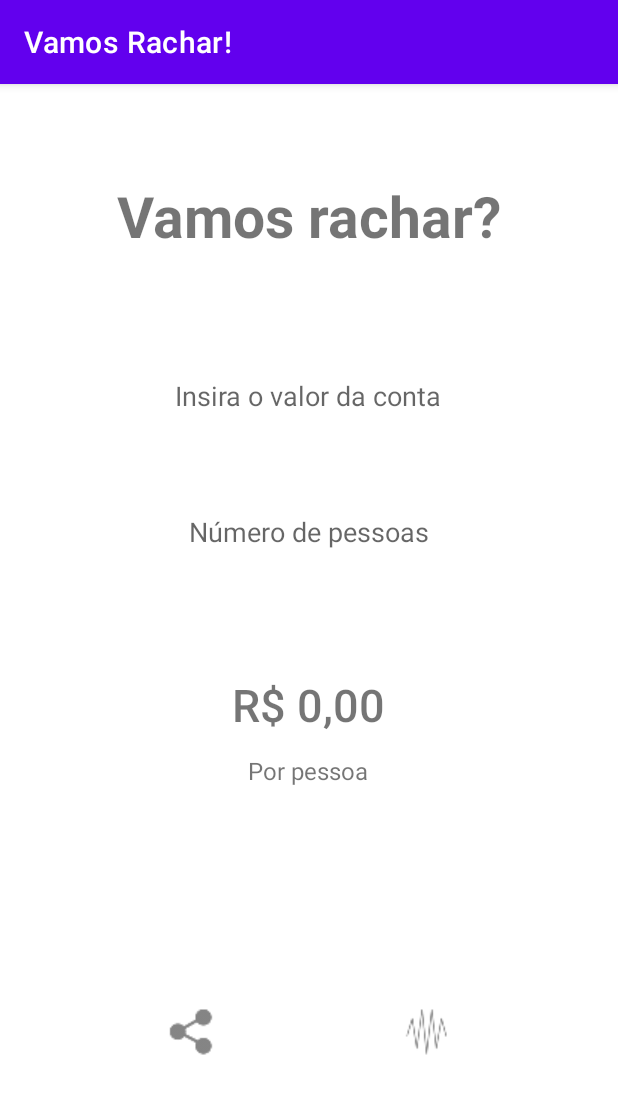
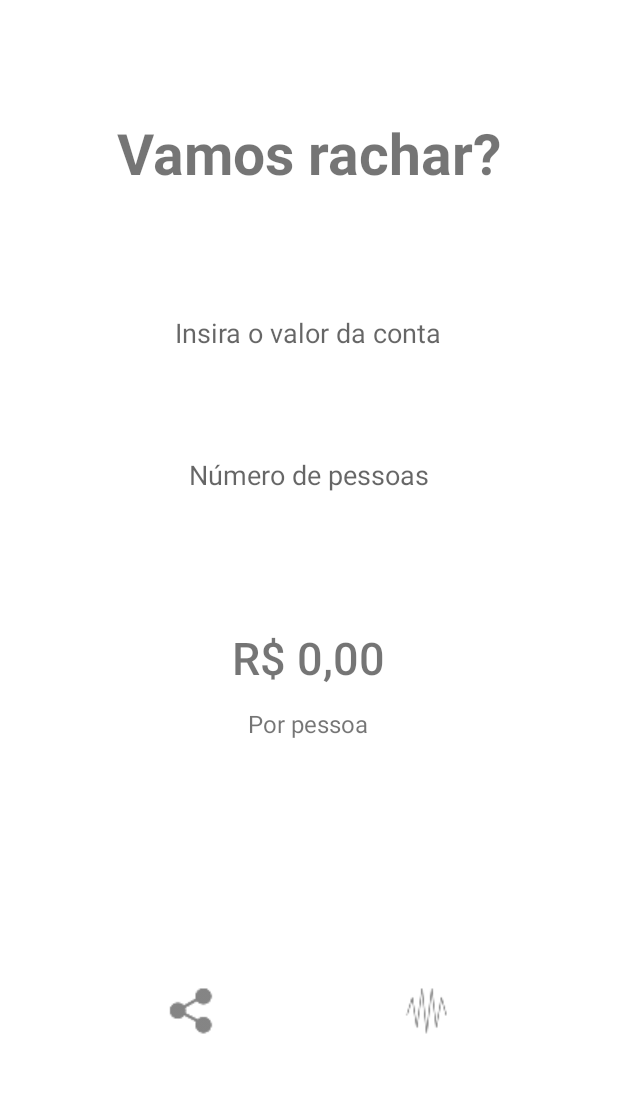
Before and after one commit to MauroV27/apps-android, an Android app: the screen it shows after launch (MainActivity), on a phone screen of 412 x 824 dp. Shown: the top 1094 px of the screen. Run offline under Robolectric (Android 15) with nearby library versions, the phone set to English and light mode, and no system bars.

Commit message:
Remoção da ActionBar nos temas.

```diff
--- a/VamosRachar/app/src/main/res/values-night/themes.xml
+++ b/VamosRachar/app/src/main/res/values-night/themes.xml
@@ -1,6 +1,6 @@
 <resources xmlns:tools="http://schemas.android.com/tools">
     <!-- Base application theme. -->
-    <style name="Theme.ConstraintLayout" parent="Theme.MaterialComponents.DayNight.DarkActionBar">
+    <style name="Theme.ConstraintLayout" parent="Theme.MaterialComponents.DayNight.NoActionBar">
         <!-- Primary brand color. -->
         <item name="colorPrimary">@color/purple_200</item>
         <item name="colorPrimaryVariant">@color/purple_700</item>
--- a/VamosRachar/app/src/main/res/values/themes.xml
+++ b/VamosRachar/app/src/main/res/values/themes.xml
@@ -1,6 +1,6 @@
 <resources xmlns:tools="http://schemas.android.com/tools">
     <!-- Base application theme. -->
-    <style name="Theme.ConstraintLayout" parent="Theme.MaterialComponents.DayNight.DarkActionBar">
+    <style name="Theme.ConstraintLayout" parent="Theme.MaterialComponents.DayNight.NoActionBar">
         <!-- Primary brand color. -->
         <item name="colorPrimary">@color/purple_500</item>
         <item name="colorPrimaryVariant">@color/purple_700</item>
```
